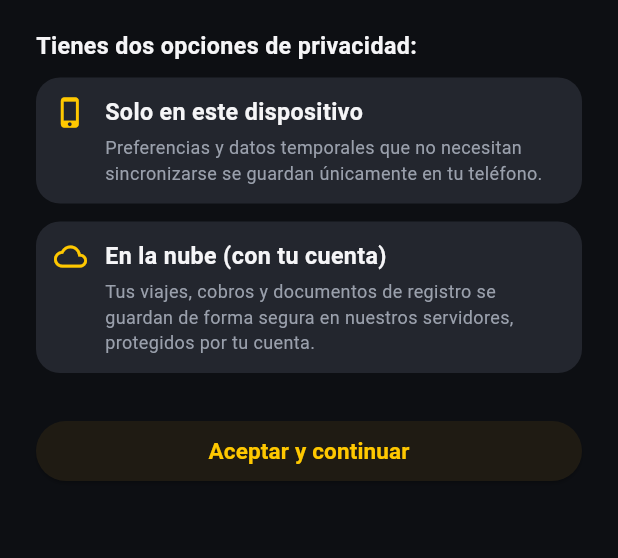
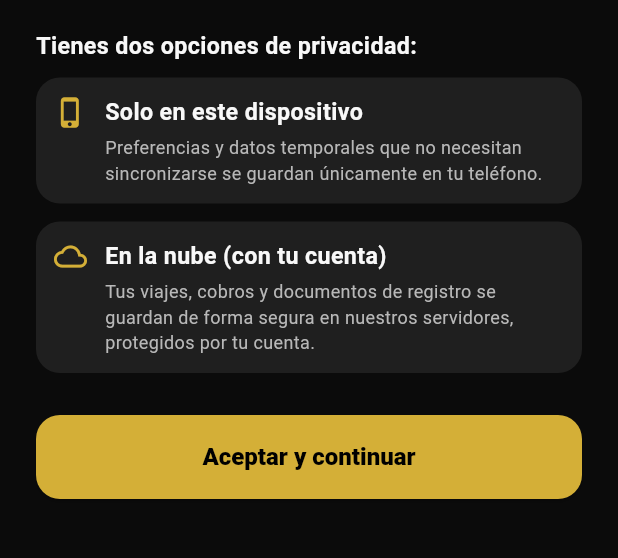
Before and after one commit to ja121680-lang/MOTO-MX, a Flutter app: the screen it shows after launch, on a phone screen of 412 x 824 dp, the part 293-851 px from its top. Run offline on Flutter 3.47's test engine with Material 3 defaults, Android fonts, the phone set to English and light mode, and no system bars; our stand-ins replace geolocator, image_picker, local_auth, shared_preferences, supabase_flutter; accounts and stored records are empty.

Commit message:
style: apply GA black gold white standard to MotoGo MX

```diff
--- a/motogo_mx_starter/lib/theme/app_theme.dart
+++ b/motogo_mx_starter/lib/theme/app_theme.dart
@@ -2,8 +2,7 @@ import 'package:flutter/material.dart';
 
 import '../services/text_scale_service.dart';
 
-/// GA APP STANDARD 2026 — spacing scale shared across every screen so
-/// paddings/gaps stop being ad-hoc magic numbers.
+/// GA APP STANDARD 2026 — shared spacing scale.
 class AppSpace {
   static const double xs = 4;
   static const double sm = 8;
@@ -14,8 +13,7 @@ class AppSpace {
   static const double xxxl = 32;
 }
 
-/// GA APP STANDARD 2026 — corner-radius scale. Small controls get [sm],
-/// cards/inputs get [md], hero/primary surfaces get [lg].
+/// GA APP STANDARD 2026 — shared corner-radius scale.
 class AppRadius {
   static const double sm = 10;
   static const double md = 16;
@@ -23,39 +21,44 @@ class AppRadius {
   static const double pill = 999;
 }
 
-/// Single source of truth for MotoGo MX's design system — dark, energetic,
-/// built for legibility outdoors (drivers checking the screen mid-ride).
+/// GA APP STANDARD 2026.
+/// Black + GA gold + white. Semantic status colors stay independent so
+/// safety/success/error states remain immediately recognizable.
 class AppTheme {
-  static const Color primaryYellow = Color(0xFFFFC800);
-  static const Color primaryYellowDeep = Color(0xFFE6A800);
+  static const Color primaryYellow = Color(0xFFD4AF37); // GA gold
+  static const Color primaryYellowDeep = Color(0xFFB8860B);
   static const Color accentRed = Color(0xFFEF4444);
-  static const Color background = Color(0xFF0D0F13);
-  static const Color surface = Color(0xFF1A1D24);
-  static const Color surfaceElevated = Color(0xFF21242C);
-  static const Color surfaceMuted = Color(0xFF23262E);
-  static const Color textLight = Color(0xFFF5F5F7);
-  static const Color textMuted = Color(0xFF9AA0AC);
+  static const Color background = Color(0xFF0B0B0B);
+  static const Color surface = Color(0xFF111111);
+  static const Color surfaceElevated = Color(0xFF171717);
+  static const Color surfaceMuted = Color(0xFF1F1F1F);
+  static const Color textLight = Color(0xFFF8F8F8);
+  static const Color textMuted = Color(0xFFB8B8B8);
   static const Color success = Color(0xFF22C55E);
   static const Color error = Color(0xFFEF4444);
-  static const Color warning = Color(0xFFF59E0B);
-  static const Color divider = Color(0xFF2E323C);
+  static const Color warning = Color(0xFFF2C94C);
+  static const Color divider = Color(0xFF343434);
 
-  /// Warm gradient for the app's primary calls-to-action — replaces flat
-  /// yellow fills on the highest-priority buttons/hero cards.
   static const LinearGradient primaryGradient = LinearGradient(
     begin: Alignment.topLeft,
     end: Alignment.bottomRight,
     colors: [primaryYellow, primaryYellowDeep],
   );
 
-  /// Soft glow used behind elevated hero surfaces (cards, primary CTA) so
-  /// dark-mode UI still reads as "lifted" instead of flat borders only.
-  static List<BoxShadow> glow(Color color, {double opacity = 0.18}) => [
-        BoxShadow(color: color.withValues(alpha: opacity), blurRadius: 24, offset: const Offset(0, 10)),
+  static List<BoxShadow> glow(Color color, {double opacity = 0.20}) => [
+        BoxShadow(
+          color: color.withValues(alpha: opacity),
+          blurRadius: 24,
+          offset: const Offset(0, 10),
+        ),
       ];
 
   static List<BoxShadow> get cardShadow => [
-        BoxShadow(color: Colors.black.withValues(alpha: 0.28), blurRadius: 16, offset: const Offset(0, 6)),
+        BoxShadow(
+          color: Colors.black.withValues(alpha: 0.36),
+          blurRadius: 18,
+          offset: const Offset(0, 8),
+        ),
       ];
 
   static ThemeData get darkTheme {
@@ -63,26 +66,38 @@ class AppTheme {
       seedColor: primaryYellow,
       brightness: Brightness.dark,
       surface: surface,
-    ).copyWith(primary: primaryYellow, error: error);
+    ).copyWith(
+      primary: primaryYellow,
+      onPrimary: Colors.black,
+      secondary: primaryYellowDeep,
+      onSecondary: Colors.black,
+      surface: surface,
+      onSurface: textLight,
+      error: error,
+    );
 
     return ThemeData(
       useMaterial3: true,
       brightness: Brightness.dark,
       colorScheme: colorScheme,
       scaffoldBackgroundColor: background,
+      canvasColor: background,
+      dividerColor: divider,
       appBarTheme: const AppBarTheme(
         backgroundColor: background,
         foregroundColor: textLight,
         elevation: 0,
         centerTitle: false,
+        surfaceTintColor: Colors.transparent,
         titleTextStyle: TextStyle(
           color: textLight,
           fontSize: 19,
-          fontWeight: FontWeight.bold,
+          fontWeight: FontWeight.w800,
         ),
       ),
       cardTheme: CardThemeData(
         color: surfaceElevated,
+        surfaceTintColor: Colors.transparent,
         elevation: 0,
         margin: const EdgeInsets.only(bottom: AppSpace.md),
         shape: RoundedRectangleBorder(
@@ -97,16 +112,33 @@ class AppTheme {
           disabledBackgroundColor: divider,
           disabledForegroundColor: textMuted,
           minimumSize: const Size.fromHeight(56),
-          textStyle: const TextStyle(fontSize: 16, fontWeight: FontWeight.w700),
-          shape: RoundedRectangleBorder(borderRadius: BorderRadius.circular(AppRadius.md)),
+          textStyle: const TextStyle(fontSize: 16, fontWeight: FontWeight.w800),
+          shape: RoundedRectangleBorder(
+            borderRadius: BorderRadius.circular(AppRadius.md),
+          ),
+        ),
+      ),
+      elevatedButtonTheme: ElevatedButtonThemeData(
+        style: ElevatedButton.styleFrom(
+          backgroundColor: primaryYellow,
+          foregroundColor: Colors.black,
+          disabledBackgroundColor: divider,
+          disabledForegroundColor: textMuted,
+          minimumSize: const Size.fromHeight(56),
+          textStyle: const TextStyle(fontSize: 16, fontWeight: FontWeight.w800),
+          shape: RoundedRectangleBorder(
+            borderRadius: BorderRadius.circular(AppRadius.md),
+          ),
         ),
       ),
       outlinedButtonTheme: OutlinedButtonThemeData(
         style: OutlinedButton.styleFrom(
           foregroundColor: textLight,
           minimumSize: const Size.fromHeight(56),
-          side: const BorderSide(color: divider),
-          shape: RoundedRectangleBorder(borderRadius: BorderRadius.circular(AppRadius.md)),
+          side: const BorderSide(color: primaryYellow),
+          shape: RoundedRectangleBorder(
+            borderRadius: BorderRadius.circular(AppRadius.md),
+          ),
         ),
       ),
       textButtonTheme: TextButtonThemeData(
@@ -126,7 +158,7 @@ class AppTheme {
         ),
         focusedBorder: OutlineInputBorder(
           borderRadius: BorderRadius.circular(AppRadius.md),
-          borderSide: const BorderSide(color: primaryYellow, width: 1.5),
+          borderSide: const BorderSide(color: primaryYellow, width: 1.7),
         ),
         labelStyle: const TextStyle(color: textMuted),
         hintStyle: const TextStyle(color: textMuted),
@@ -144,11 +176,11 @@ class AppTheme {
       ),
       switchTheme: SwitchThemeData(
         thumbColor: WidgetStateProperty.resolveWith(
-          (states) => states.contains(WidgetState.selected) ? primaryYellow : textMuted,
+          (states) => states.contains(WidgetState.selected) ? Colors.black : textMuted,
         ),
         trackColor: WidgetStateProperty.resolveWith(
           (states) => states.contains(WidgetState.selected)
-              ? primaryYellow.withValues(alpha: 0.4)
+              ? primaryYellow
               : divider,
         ),
       ),
@@ -157,6 +189,31 @@ class AppTheme {
         contentTextStyle: const TextStyle(color: textLight),
         behavior: SnackBarBehavior.floating,
         shape: RoundedRectangleBorder(borderRadius: BorderRadius.circular(12)),
+      ),
+      dialogTheme: DialogThemeData(
+        backgroundColor: surfaceElevated,
+        surfaceTintColor: Colors.transparent,
+        shape: RoundedRectangleBorder(
+          borderRadius: BorderRadius.circular(AppRadius.md),
+          side: const BorderSide(color: divider),
+        ),
+      ),
+      bottomNavigationBarTheme: const BottomNavigationBarThemeData(
+        backgroundColor: surface,
+        selectedItemColor: primaryYellow,
+        unselectedItemColor: textMuted,
+        type: BottomNavigationBarType.fixed,
+        showUnselectedLabels: true,
+      ),
+      navigationBarTheme: NavigationBarThemeData(
+        backgroundColor: surface,
+        indicatorColor: primaryYellow.withValues(alpha: .18),
+        labelTextStyle: WidgetStateProperty.resolveWith(
+          (states) => TextStyle(
+            color: states.contains(WidgetState.selected) ? primaryYellow : textMuted,
+            fontWeight: states.contains(WidgetState.selected) ? FontWeight.w700 : FontWeight.w500,
+          ),
+        ),
       ),
       textTheme: const TextTheme(
         displaySmall: TextStyle(fontSize: 30, fontWeight: FontWeight.w800, color: textLight, letterSpacing: -0.5),
@@ -167,15 +224,12 @@ class AppTheme {
         bodyLarge: TextStyle(fontSize: 17, color: textLight),
         bodyMedium: TextStyle(fontSize: 15.5, color: textLight),
         bodySmall: TextStyle(fontSize: 13.5, color: textMuted),
-        labelLarge: TextStyle(fontSize: 15, fontWeight: FontWeight.w600, color: textLight),
+        labelLarge: TextStyle(fontSize: 15, fontWeight: FontWeight.w700, color: textLight),
       ),
     );
   }
 }
 
-/// Circular icon badge with the primary gradient — the consistent way to
-/// present a leading icon on hero cards, KPI tiles and list rows across the
-/// GA APP STANDARD 2026 system.
 class GradientIconBadge extends StatelessWidget {
   const GradientIconBadge({
     super.key,
@@ -195,15 +249,16 @@ class GradientIconBadge extends StatelessWidget {
     return Container(
       width: size,
       height: size,
-      decoration: BoxDecoration(gradient: gradient, shape: BoxShape.circle),
+      decoration: BoxDecoration(
+        gradient: gradient,
+        shape: BoxShape.circle,
+        boxShadow: AppTheme.glow(AppTheme.primaryYellow),
+      ),
       child: Icon(icon, color: iconColor, size: size * 0.46),
     );
   }
 }
 
-/// Round "Aa" button that lets the user cycle the app's text size
-/// (Normal → Grande → Muy grande, persisted). Belongs next to any screen's
-/// primary app-bar actions so the control is always reachable.
 class TextScaleToggleButton extends StatelessWidget {
   const TextScaleToggleButton({super.key});
 
@@ -225,7 +280,11 @@ class TextScaleToggleButton extends StatelessWidget {
                 message: 'Tamaño de letra: $label. Toca para cambiar.',
                 child: const Text(
                   'Aa',
-                  style: TextStyle(fontWeight: FontWeight.w800, color: AppTheme.textLight, fontSize: 15),
+                  style: TextStyle(
+                    fontWeight: FontWeight.w800,
+                    color: AppTheme.textLight,
+                    fontSize: 15,
+                  ),
                 ),
               ),
             ),
@@ -236,8 +295,6 @@ class TextScaleToggleButton extends StatelessWidget {
   }
 }
 
-/// Uppercase, letter-spaced eyebrow label used to introduce a section —
-/// replaces bare bold `Text` so every screen groups content the same way.
 class SectionHeader extends StatelessWidget {
   const SectionHeader(this.text, {super.key, this.trailing});
 
@@ -264,7 +321,6 @@ class SectionHeader extends StatelessWidget {
   }
 }
 
-/// Small rounded status pill used across matching/tracking/wallet screens.
 class StatusBadge extends StatelessWidget {
   const StatusBadge({super.key, required this.label, required this.color});
 
```
